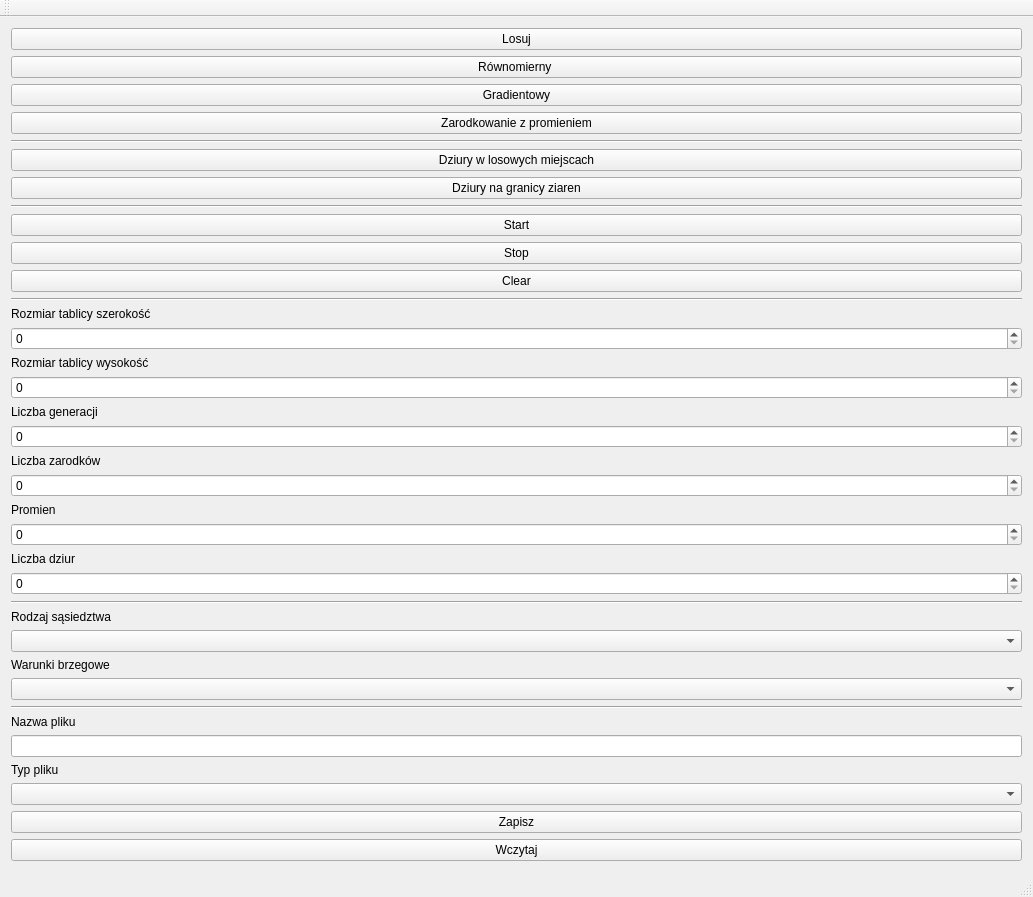
This is mainwindow.ui in nx7400/MultiscaleModeling as Qt 5 draws it before an edit. The edited form follows.
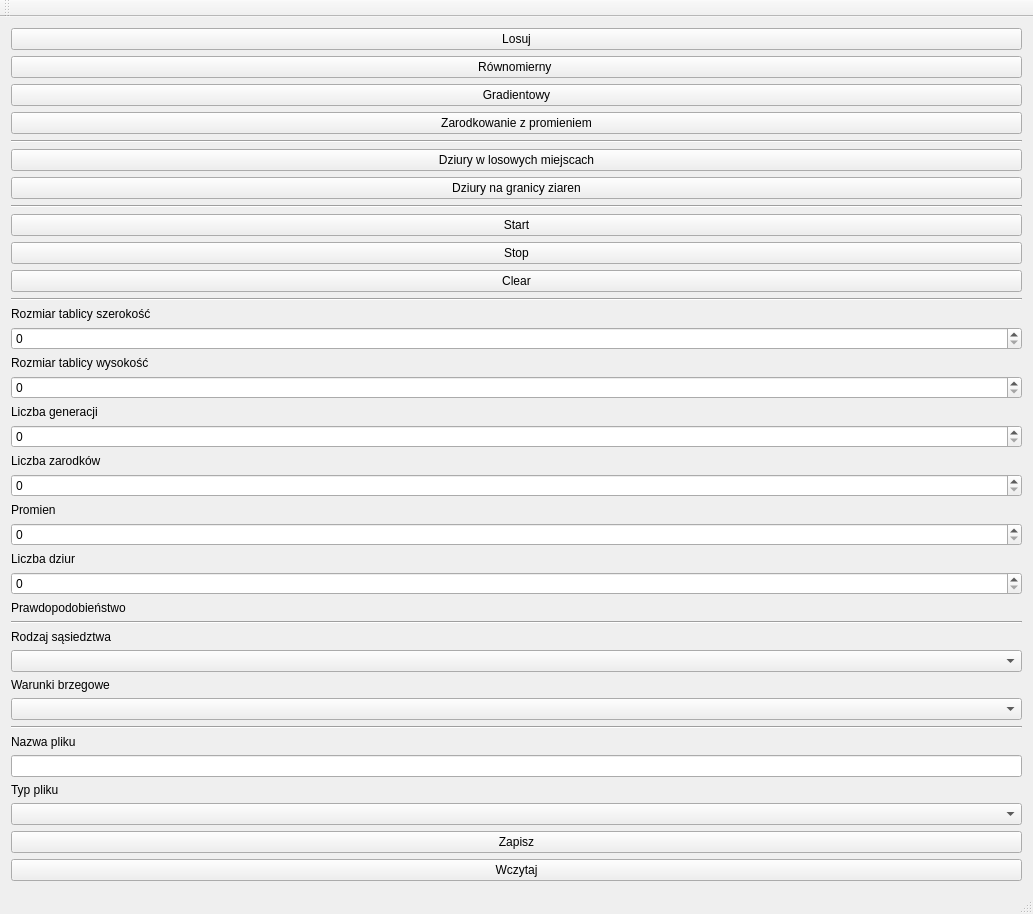
This is the edited form.

```diff
--- a/mainwindow.ui
+++ b/mainwindow.ui
@@ -164,6 +164,13 @@
       <item>
        <widget class="QSpinBox" name="numberOfHolesSpinBox"/>
       </item>
+      <item>
+       <widget class="QLabel" name="label_11">
+        <property name="text">
+         <string>Prawdopodobieństwo</string>
+        </property>
+       </widget>
+      </item>
       <item>
        <widget class="Line" name="line_4">
         <property name="orientation">
```
